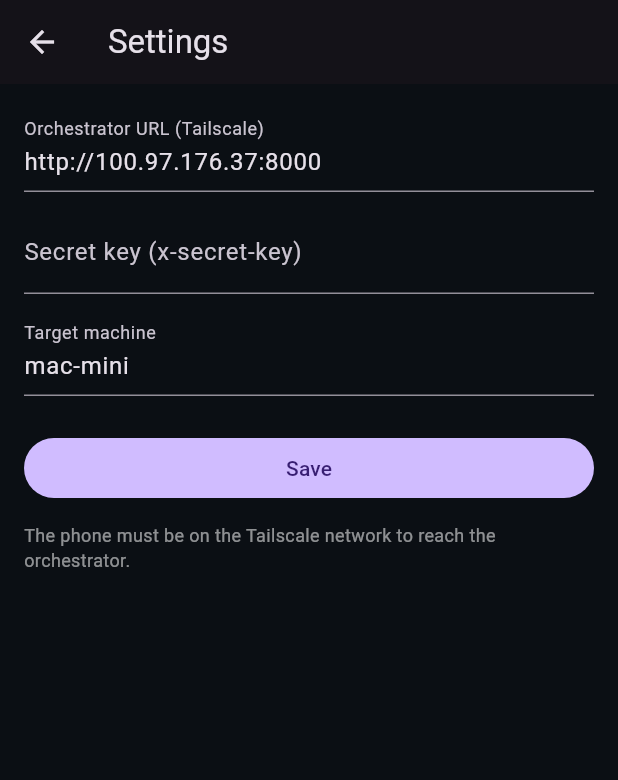
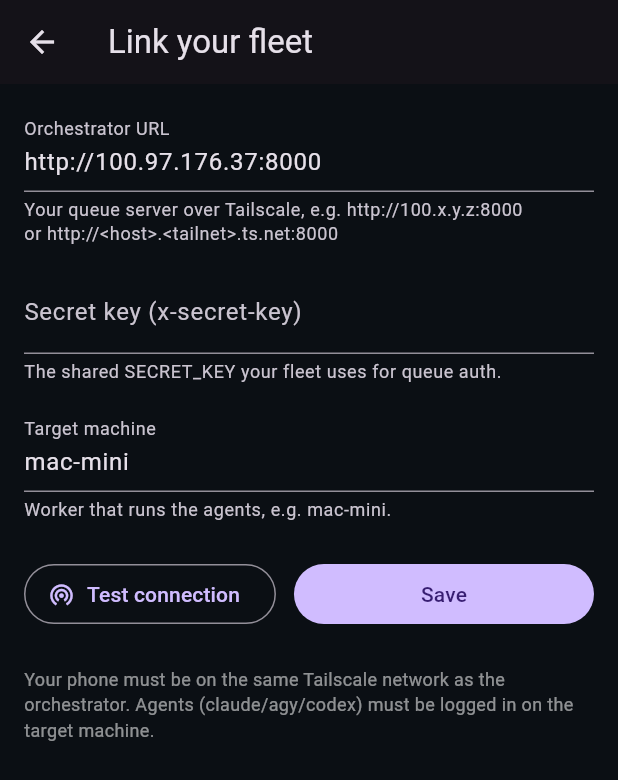
Before and after one commit to motethansen/distributed-infra, a Flutter app: the screen it shows after launch, after a tap on the "settings" icon, on a phone screen of 412 x 824 dp. Shown: the top 780 px of the screen. Run offline on Flutter 3.47's test engine with Material 3 defaults, Android fonts, the phone set to English and light mode, and no system bars; our stand-ins replace shared_preferences; network calls fail.

Commit message:
feat(flutter-terminal): settings "Test connection" to link any fleet
Settings now lets a user with their own Tailscale account / orchestrator link the
app: URL + secret + target machine, each with helper text, plus a "Test
connection" button that hits an authed endpoint and reports OK (machine count) /
401 (bad key) / unreachable (not on Tailscale). Trailing slashes trimmed.
`flutter analyze` clean.

Co-Authored-By: Claude Opus 4.8 (1M context) <noreply@anthropic.com>

```diff
--- a/clients/flutter-terminal/lib/orchestrator_api.dart
+++ b/clients/flutter-terminal/lib/orchestrator_api.dart
@@ -79,4 +79,24 @@ class OrchestratorApi {
     if (r.statusCode != 200) return const [];
     return jsonDecode(r.body) as List<dynamic>;
   }
+
+  /// Validate the URL + secret against the live orchestrator. Hits an
+  /// authenticated endpoint so it checks both reachability and the key.
+  Future<({bool ok, String message})> testConnection() async {
+    try {
+      final r = await http
+          .get(Uri.parse('$baseUrl/machines'), headers: _headers)
+          .timeout(const Duration(seconds: 8));
+      if (r.statusCode == 200) {
+        final n = (jsonDecode(r.body) as List).length;
+        return (ok: true, message: 'Connected — $n machine(s) on the fleet.');
+      }
+      if (r.statusCode == 401) {
+        return (ok: false, message: 'Reached the orchestrator, but the secret key was rejected (401).');
+      }
+      return (ok: false, message: 'Orchestrator returned HTTP ${r.statusCode}.');
+    } catch (e) {
+      return (ok: false, message: 'Cannot reach $baseUrl — is the phone on Tailscale? ($e)');
+    }
+  }
 }
--- a/clients/flutter-terminal/lib/screens/settings_screen.dart
+++ b/clients/flutter-terminal/lib/screens/settings_screen.dart
@@ -1,7 +1,10 @@
 import 'package:flutter/material.dart';
 
 import '../config.dart';
+import '../orchestrator_api.dart';
 
+/// Link the app to YOUR fleet: orchestrator URL (on your Tailscale account),
+/// the shared secret, and which machine should run agents. Persisted on device.
 class SettingsScreen extends StatefulWidget {
   final AppConfig config;
   const SettingsScreen({super.key, required this.config});
@@ -15,9 +18,31 @@ class _SettingsScreenState extends State<SettingsScreen> {
   late final _key = TextEditingController(text: widget.config.secretKey);
   late final _machine = TextEditingController(text: widget.config.targetMachine);
 
+  bool _testing = false;
+  String? _status;
+  bool _statusOk = false;
+
+  Future<void> _test() async {
+    setState(() {
+      _testing = true;
+      _status = null;
+    });
+    final api = OrchestratorApi(
+      baseUrl: _url.text.trim().replaceAll(RegExp(r'/+$'), ''),
+      secretKey: _key.text.trim(),
+    );
+    final res = await api.testConnection();
+    if (!mounted) return;
+    setState(() {
+      _testing = false;
+      _status = res.message;
+      _statusOk = res.ok;
+    });
+  }
+
   Future<void> _save() async {
     widget.config
-      ..baseUrl = _url.text.trim()
+      ..baseUrl = _url.text.trim().replaceAll(RegExp(r'/+$'), '')
       ..secretKey = _key.text.trim()
       ..targetMachine = _machine.text.trim();
     await widget.config.save();
@@ -27,40 +52,81 @@ class _SettingsScreenState extends State<SettingsScreen> {
   @override
   Widget build(BuildContext context) {
     return Scaffold(
-      appBar: AppBar(title: const Text('Settings')),
-      body: Padding(
+      appBar: AppBar(title: const Text('Link your fleet')),
+      body: ListView(
         padding: const EdgeInsets.all(16),
-        child: Column(
-          crossAxisAlignment: CrossAxisAlignment.stretch,
         children: [
           TextField(
             controller: _url,
+            keyboardType: TextInputType.url,
+            autocorrect: false,
             decoration: const InputDecoration(
-                labelText: 'Orchestrator URL (Tailscale)',
-                hintText: 'http://100.97.176.37:8000',
+              labelText: 'Orchestrator URL',
+              helperText: 'Your queue server over Tailscale, e.g. http://100.x.y.z:8000\n'
+                  'or http://<host>.<tailnet>.ts.net:8000',
+              helperMaxLines: 3,
             ),
           ),
-            const SizedBox(height: 12),
+          const SizedBox(height: 16),
           TextField(
             controller: _key,
             obscureText: true,
-              decoration: const InputDecoration(labelText: 'Secret key (x-secret-key)'),
+            autocorrect: false,
+            decoration: const InputDecoration(
+              labelText: 'Secret key (x-secret-key)',
+              helperText: 'The shared SECRET_KEY your fleet uses for queue auth.',
             ),
-            const SizedBox(height: 12),
+          ),
+          const SizedBox(height: 16),
           TextField(
             controller: _machine,
-              decoration: const InputDecoration(labelText: 'Target machine'),
+            autocorrect: false,
+            decoration: const InputDecoration(
+              labelText: 'Target machine',
+              helperText: 'Worker that runs the agents, e.g. mac-mini.',
+            ),
           ),
           const SizedBox(height: 24),
-            FilledButton(onPressed: _save, child: const Text('Save')),
-            const SizedBox(height: 12),
+          Row(
+            children: [
+              OutlinedButton.icon(
+                onPressed: _testing ? null : _test,
+                icon: _testing
+                    ? const SizedBox(
+                        height: 16, width: 16, child: CircularProgressIndicator(strokeWidth: 2))
+                    : const Icon(Icons.wifi_tethering),
+                label: const Text('Test connection'),
+              ),
+              const SizedBox(width: 12),
+              Expanded(
+                child: FilledButton(onPressed: _save, child: const Text('Save')),
+              ),
+            ],
+          ),
+          if (_status != null) ...[
+            const SizedBox(height: 16),
+            Row(
+              crossAxisAlignment: CrossAxisAlignment.start,
+              children: [
+                Icon(_statusOk ? Icons.check_circle : Icons.error,
+                    color: _statusOk ? Colors.greenAccent : Colors.redAccent, size: 20),
+                const SizedBox(width: 8),
+                Expanded(
+                  child: Text(_status!,
+                      style: TextStyle(
+                          color: _statusOk ? Colors.greenAccent : Colors.redAccent)),
+                ),
+              ],
+            ),
+          ],
+          const SizedBox(height: 24),
           const Text(
-              'The phone must be on the Tailscale network to reach the orchestrator.',
+            'Your phone must be on the same Tailscale network as the orchestrator. '
+            'Agents (claude/agy/codex) must be logged in on the target machine.',
             style: TextStyle(color: Colors.white54, fontSize: 12),
           ),
         ],
       ),
-      ),
     );
   }
 }
```
Lines whose indentation alone changed are shown as unchanged.
